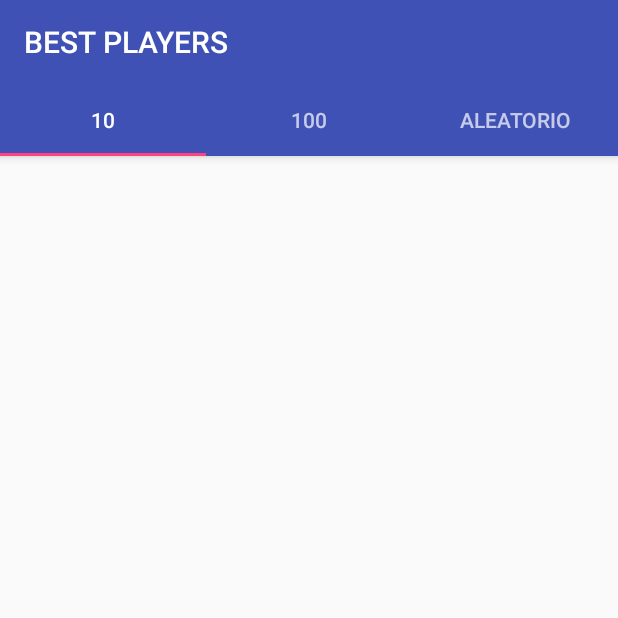
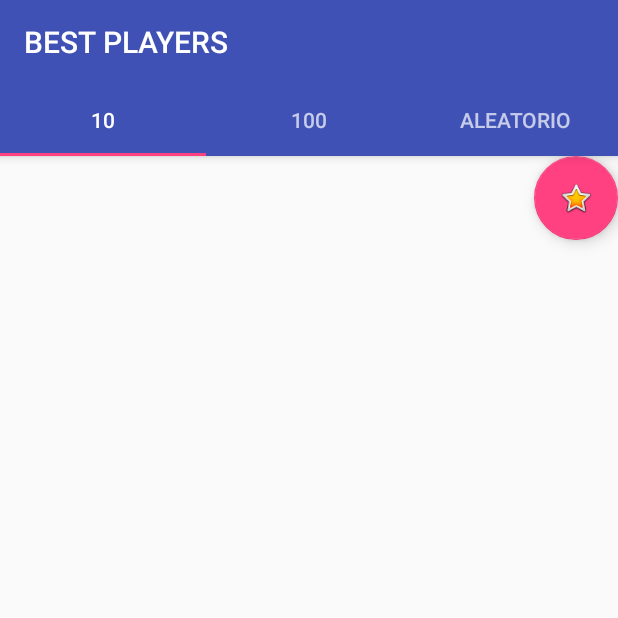
Before and after one commit to RV-Lab/Attack-The-Potato, an Android app: the Top10 screen opened directly, with no data from a screen before it, on a phone screen of 412 x 824 dp, the top half of it. Run offline under Robolectric (Android 15) with nearby library versions, the phone set to English and light mode, and no system bars; our stand-ins replace AdMob, Firebase (no records; nobody signed in at launch, a user with empty details on screens opened directly); 4 statements that could not run were skipped.

Commit message:
no me sale na

```diff
--- a/app/src/main/java/com/potato/rv/rvpotato/Top10.java
+++ b/app/src/main/java/com/potato/rv/rvpotato/Top10.java
@@ -1,6 +1,7 @@
 package com.potato.rv.rvpotato;
 
 import android.os.Bundle;
+import android.support.design.widget.FloatingActionButton;
 import android.support.v4.app.Fragment;
 import android.util.Log;
 import android.view.LayoutInflater;
@@ -30,6 +31,7 @@ public class Top10 extends Fragment{
     private DatabaseReference mibd;
     private ValueEventListener eventListener;
     private ArrayList<Jugador> jugadores = null;
+    private FloatingActionButton top_permanente;
     View v;
 
 
@@ -41,8 +43,16 @@ public class Top10 extends Fragment{
     @Override
     public void onCreate(Bundle savedInstanceState) {
         super.onCreate(savedInstanceState);
+
+        top_permanente = (FloatingActionButton) v.findViewById(R.id.boton_top);
         mibd = FirebaseDatabase.getInstance().getReference();
         jugadores = new ArrayList<Jugador>();
+
+        top_permanente.setOnClickListener(new View.OnClickListener() {
+            @Override
+            public void onClick(View view) {
+            }
+        });
 
         eventListener = new ValueEventListener() {
             @Override
@@ -63,6 +73,7 @@ public class Top10 extends Fragment{
             }
         };
         mibd.addValueEventListener(eventListener);
+
     }
 
 
@@ -93,4 +104,6 @@ public class Top10 extends Fragment{
         Miadapter adaptador = new Miadapter(this.getChildFragmentManager(), jugadores);
         lista_top10.setAdapter(adaptador);
     }
+
+
 }
--- a/app/src/main/res/layout/dialogo.xml
+++ b/app/src/main/res/layout/dialogo.xml
@@ -41,7 +41,8 @@
         app:layout_constraintEnd_toEndOf="parent"
         app:layout_constraintHorizontal_bias="0.0"
         app:layout_constraintStart_toStartOf="parent"
-        app:layout_constraintTop_toBottomOf="@+id/titulo_dialogo" />
+        app:layout_constraintTop_toBottomOf="@+id/titulo_dialogo"
+        tools:ignore="UnknownId" />
 
 
     <ImageButton
@@ -68,8 +69,9 @@
         android:layout_marginEnd="8dp"
         android:layout_marginStart="20dp"
         android:layout_marginTop="12dp"
+        android:maxEms="12"
         android:backgroundTint="#e4d54e"
-        android:ems="10"
+        android:ems="12"
         android:hint="Name"
         android:inputType="textPersonName"
         app:layout_constraintEnd_toEndOf="parent"
--- a/app/src/main/res/layout/fragment_top10.xml
+++ b/app/src/main/res/layout/fragment_top10.xml
@@ -24,4 +24,13 @@
         android:layout_alignParentStart="true"
         />
 
+    <android.support.design.widget.FloatingActionButton
+        android:id="@+id/boton_top"
+        android:layout_width="wrap_content"
+        android:layout_height="wrap_content"
+        android:layout_alignParentEnd="true"
+        android:layout_alignParentTop="true"
+        android:clickable="true"
+        android:src="@android:drawable/btn_star_big_on" />
+
 </RelativeLayout>
```
